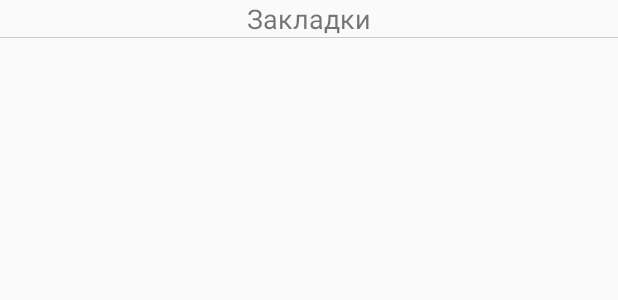
After one commit to vitaliy46/JConnect, an Android app: the layout fragment_dialog_bookmarks.xml on its own in the app's theme, with its tools: preview values and no code run, on a phone screen of 412 x 824 dp. The commit adds this screen. Shown: the top 300 px of the screen. Run offline under Robolectric (Android 15) with nearby library versions, the phone set to English and light mode, and no system bars.

Commit message:
add RecyclerView with RecyclerViewAdapter in Bookmarks Dialog

```diff
--- /dev/null
+++ b/app/src/main/java/com/jabber/jconnect/BookmarksDialogRecycler.java
@@ -0,0 +1,4 @@
+package com.jabber.jconnect;
+
+public class BookmarksDialogRecycler {
+}
--- /dev/null
+++ b/app/src/main/java/com/jabber/jconnect/BookmarksDialogRecyclerViewAdapter.java
@@ -0,0 +1,4 @@
+package com.jabber.jconnect;
+
+public class BookmarksDialogRecyclerViewAdapter {
+}
--- /dev/null
+++ b/app/src/main/res/layout/fragment_dialog_bookmarks.xml
@@ -0,0 +1,21 @@
+<?xml version="1.0" encoding="utf-8"?>
+<LinearLayout xmlns:android="http://schemas.android.com/apk/res/android"
+    android:orientation="vertical" android:layout_width="match_parent"
+    android:layout_height="match_parent">
+
+    <TextView
+        android:layout_width="match_parent"
+        android:layout_height="wrap_content"
+        android:text="@string/bookmarks_dialog_title"
+        android:textAlignment="center"
+        android:textSize="18sp"
+        android:id="@+id/dialog_bookmarks_title" />
+
+    <View
+        android:layout_width="match_parent"
+        android:layout_height="0.8dp"
+        android:background="@drawable/separator" />
+
+    <include layout="@layout/fragment_dialog_bookmarks_list" />
+
+</LinearLayout>
--- /dev/null
+++ b/app/src/main/res/layout/fragment_dialog_bookmarks_list.xml
@@ -0,0 +1,6 @@
+<?xml version="1.0" encoding="utf-8"?>
+<android.support.v7.widget.RecyclerView xmlns:android="http://schemas.android.com/apk/res/android"
+    android:id="@+id/dialog_bookmarks_recycler"
+    android:layout_width="match_parent"
+    android:layout_height="wrap_content"
+    android:orientation="vertical" />
```
Also changed, not shown: app/src/main/java/com/jabber/jconnect/BookmarksDialogFragment.java (+88 -1 lines), app/src/main/res/layout/fragment_dialog_bookmarks_item.xml (added, +17 -0 lines).
